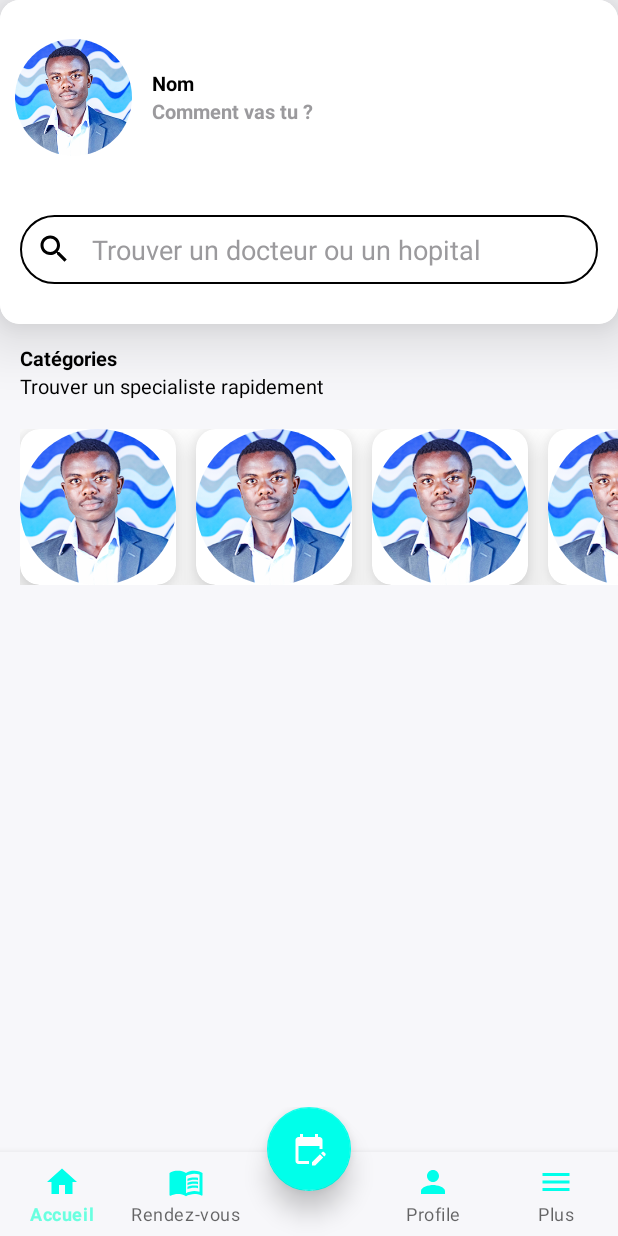
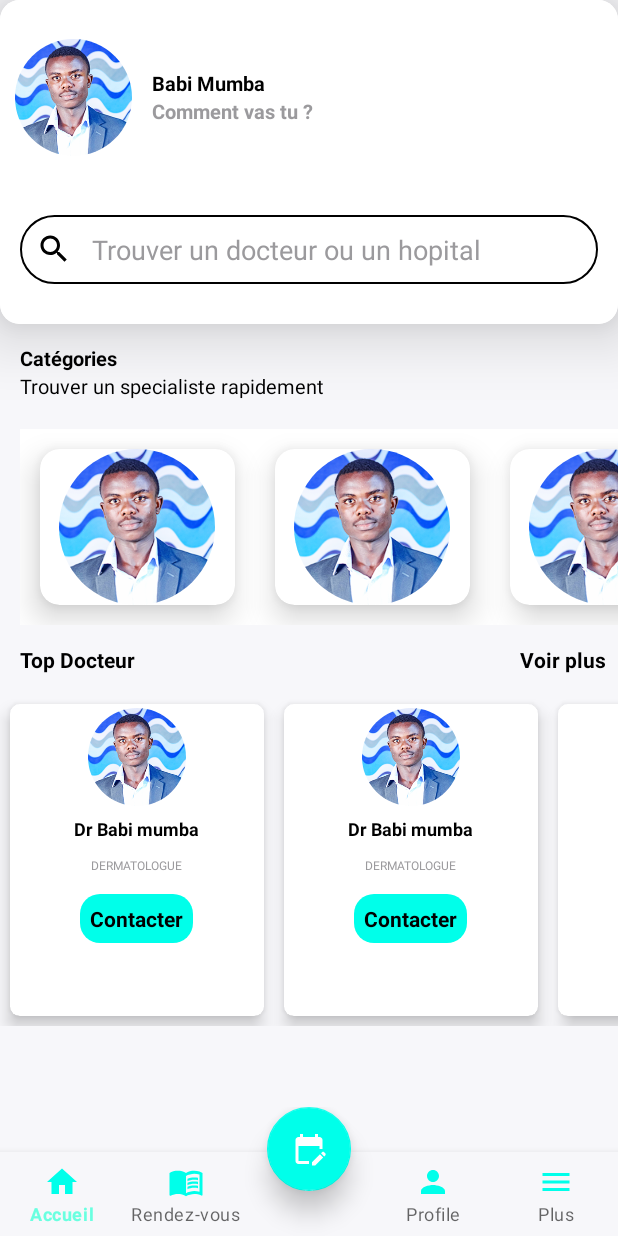
Before and after one commit to BabiMumba/MedRad, an Android app: the screen it shows after launch (MainActivity), on a phone screen of 412 x 824 dp. Run offline under Robolectric (Android 15) with nearby library versions, the phone set to English and light mode, and no system bars; our stand-ins replace CircleImageView, sdp/ssp sizes.

Commit message:
create a new dash

```diff
--- /dev/null
+++ b/app/src/main/res/drawable/arroundir_txt.xml
@@ -0,0 +1,6 @@
+<?xml version="1.0" encoding="utf-8"?>
+<shape xmlns:android="http://schemas.android.com/apk/res/android">
+    <corners android:radius="@dimen/_10sdp" />
+    <solid android:color="@color/primary" />
+
+</shape>
--- /dev/null
+++ b/app/src/main/res/layout/doctor_item.xml
@@ -0,0 +1,68 @@
+<?xml version="1.0" encoding="utf-8"?>
+<androidx.cardview.widget.CardView android:layout_margin="@dimen/_5sdp"
+    xmlns:android="http://schemas.android.com/apk/res/android"
+    android:layout_width="@dimen/_130sdp"
+    app:cardElevation="@dimen/_5sdp"
+    app:cardCornerRadius="@dimen/_5sdp"
+    android:layout_height="@dimen/_160sdp"
+    xmlns:app="http://schemas.android.com/apk/res-auto">
+    <RelativeLayout
+        android:layout_width="match_parent"
+        android:layout_height="match_parent"
+        >
+        <de.hdodenhof.circleimageview.CircleImageView
+            android:layout_width="@dimen/_50sdp"
+            android:layout_height="@dimen/_50sdp"
+            android:src="@drawable/black"
+            android:layout_centerHorizontal="true"
+            android:layout_marginTop="@dimen/_2sdp"
+            android:id="@+id/image_doctor"
+            />
+        <TextView
+            android:id="@+id/name_doctor"
+            android:layout_width="wrap_content"
+            android:layout_height="wrap_content"
+            android:text="Dr Babi mumba"
+            android:layout_below="@id/image_doctor"
+            android:layout_centerHorizontal="true"
+            android:textSize="@dimen/_9ssp"
+            android:textStyle="bold"
+            android:layout_marginTop="@dimen/_5sdp"
+            android:textColor="@color/primary_text"
+            />
+        <TextView
+            android:layout_width="wrap_content"
+            android:layout_height="wrap_content"
+            android:text="DERMATOLOGUE"
+            android:textColor="@color/secondary_text"
+            android:textStyle="normal"
+            android:textSize="@dimen/_6ssp"
+            android:layout_marginTop="@dimen/_8ssp"
+            android:id="@+id/fonction"
+            android:layout_below="@id/name_doctor"
+            android:layout_centerHorizontal="true"
+            />
+        <TextView
+            android:layout_width="wrap_content"
+            android:layout_height="wrap_content"
+            android:layout_below="@id/fonction"
+            android:text="Contacter"
+            android:layout_centerHorizontal="true"
+            android:backgroundTint="@color/primary"
+            android:padding="@dimen/_5sdp"
+            android:background="@drawable/arroundir_txt"
+            android:layout_marginTop="@dimen/_10sdp"
+            android:textColor="@color/primary_text"
+            android:textStyle="bold"
+            />
+
+
+
+
+
+
+
+    </RelativeLayout>
+
+
+</androidx.cardview.widget.CardView>
--- a/app/src/main/res/layout/fragment_home.xml
+++ b/app/src/main/res/layout/fragment_home.xml
@@ -47,7 +47,7 @@
                         android:id="@+id/nomprofil"
                         android:layout_width="wrap_content"
                         android:layout_height="wrap_content"
-                        android:text="Nom"
+                        android:text="Babi Mumba"
                         android:textColor="@color/primary_text"
                         android:textSize="@dimen/_10ssp"
                         android:textStyle="bold"
@@ -95,10 +95,12 @@
         android:layout_height="match_parent"
         android:fillViewport="true"
         android:scrollbars="none">
-        <RelativeLayout
+        <LinearLayout
+            android:orientation="vertical"
             android:layout_width="match_parent"
             android:layout_height="match_parent">
             <LinearLayout
+
                 android:layout_marginTop="@dimen/_10sdp"
                 android:layout_width="match_parent"
                 android:layout_height="wrap_content"
@@ -135,33 +137,17 @@
                         android:orientation="horizontal">
                         <include
                             layout="@layout/specialitse_item"
-                            android:layout_width="wrap_content"
-                            android:layout_height="wrap_content" />
+                            />
                         <include
-                            android:layout_marginStart="@dimen/_10sdp"
                             layout="@layout/specialitse_item"
-                            android:layout_width="wrap_content"
-                            android:layout_height="wrap_content" />
+                            />
                         <include
-                            android:layout_marginStart="@dimen/_10sdp"
                             layout="@layout/specialitse_item"
-                            android:layout_width="wrap_content"
-                            android:layout_height="wrap_content" />
+                            />
                         <include
-                            android:layout_marginStart="@dimen/_10sdp"
                             layout="@layout/specialitse_item"
-                            android:layout_width="wrap_content"
-                            android:layout_height="wrap_content" />
-                        <include
-                            android:layout_marginStart="@dimen/_10sdp"
-                            layout="@layout/specialitse_item"
-                            android:layout_width="wrap_content"
-                            android:layout_height="wrap_content" />
-                        <include
-                            android:layout_marginStart="@dimen/_10sdp"
-                            layout="@layout/specialitse_item"
-                            android:layout_width="wrap_content"
-                            android:layout_height="wrap_content" />
+                            />
+
 
 
 
@@ -171,9 +157,65 @@
                 </HorizontalScrollView>
 
             </LinearLayout>
+            <RelativeLayout
+
+                android:layout_marginStart="@dimen/_10sdp"
+                android:layout_marginTop="@dimen/_10sdp"
+                android:layout_width="match_parent"
+                android:layout_height="wrap_content"
+                >
+                <TextView
+                    android:layout_alignParentStart="true"
+                    android:layout_width="wrap_content"
+                    android:layout_height="wrap_content"
+                    android:text="Top Docteur"
+                    android:textStyle="bold"
+                    android:textColor="@color/primary_text"
+                    />
+                <TextView
+                    android:layout_marginEnd="@dimen/_6sdp"
+                    android:layout_alignParentEnd="true"
+                    android:layout_width="wrap_content"
+                    android:layout_height="wrap_content"
+                    android:text="Voir plus"
+                    android:textStyle="bold"
+                    android:textColor="@color/primary_text"
+                    />
+
+            </RelativeLayout>
+            <HorizontalScrollView
+                android:layout_marginTop="@dimen/_10ssp"
+                android:layout_width="match_parent"
+                android:layout_height="wrap_content"
+                >
+                <LinearLayout
+                    android:layout_width="wrap_content"
+                    android:layout_height="wrap_content"
+                    android:orientation="horizontal">
+                    <include
+                        layout="@layout/doctor_item"
+                        />
+                    <include
+                        layout="@layout/doctor_item"
+                        />
+                    <include
+                        layout="@layout/doctor_item"
+                        />
+                    <include
+                        layout="@layout/doctor_item"
+                        />
+                    <include
+                        layout="@layout/doctor_item"
+                        />
+                    <include
+                        layout="@layout/doctor_item"
+                        />
+                </LinearLayout>
+            </HorizontalScrollView>
 
 
-        </RelativeLayout>
+
+        </LinearLayout>
     </androidx.core.widget.NestedScrollView>
 
 
```
